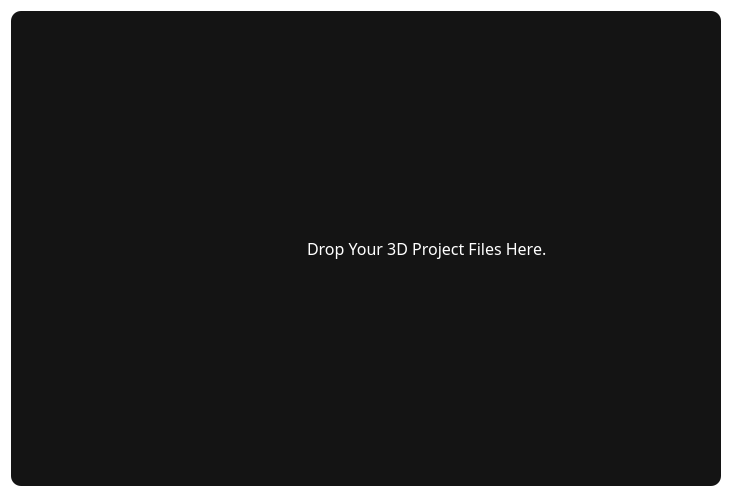
The window that ui/drop_file_tip.ui (newo-ether/Rendrop) describes before a commit, drawn with Qt 5.
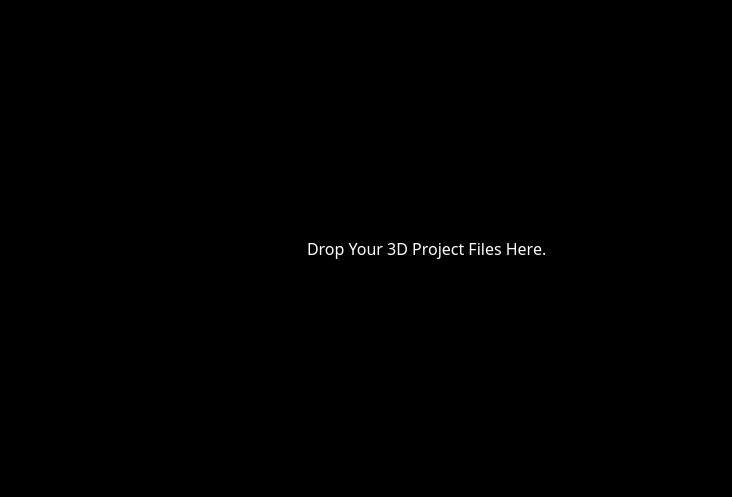
The same window after the commit. Icons and pictures are not drawn.

```diff
--- a/ui/drop_file_tip.ui
+++ b/ui/drop_file_tip.ui
@@ -15,6 +15,7 @@
   </property>
   <property name="styleSheet">
    <string notr="true">background: transparent;
+background-color: black;
 border: none;</string>
   </property>
   <layout class="QHBoxLayout" name="horizontalLayout">
@@ -37,7 +38,7 @@
     <widget class="QWidget" name="ContentWidget" native="true">
      <property name="styleSheet">
       <string notr="true">border-radius: 10px;
-background: rgba(20, 20, 20, 255);
+background: transparent;
 border: none;</string>
      </property>
      <layout class="QHBoxLayout" name="horizontalLayout_2">
```
Left out of the diff: 2 changed lines with no effect on the pictures.
